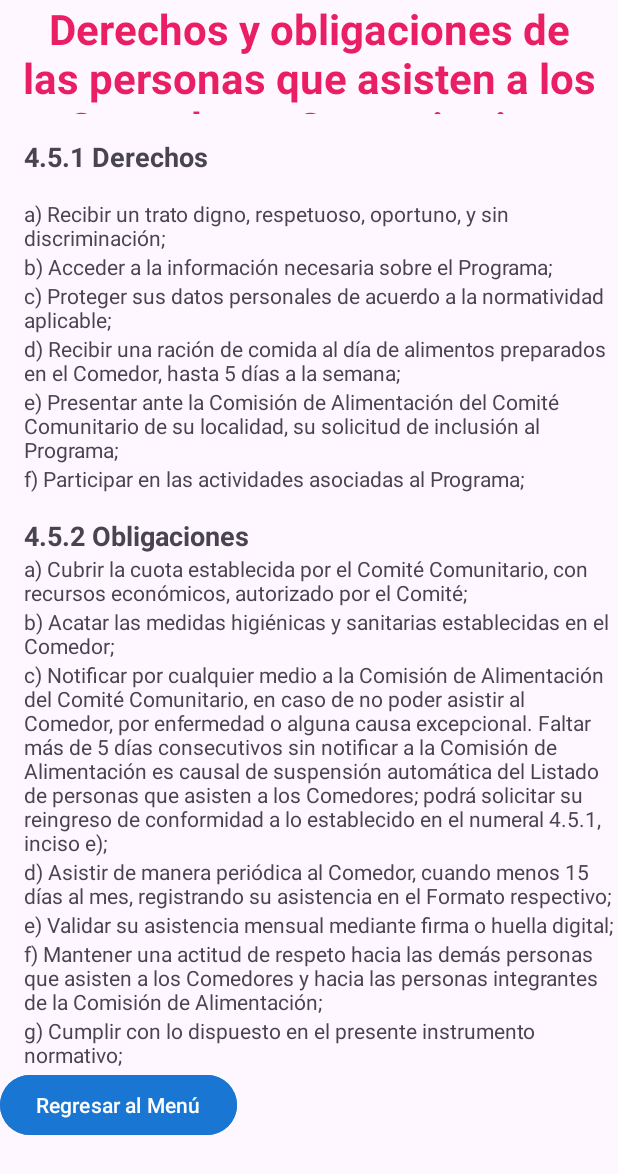
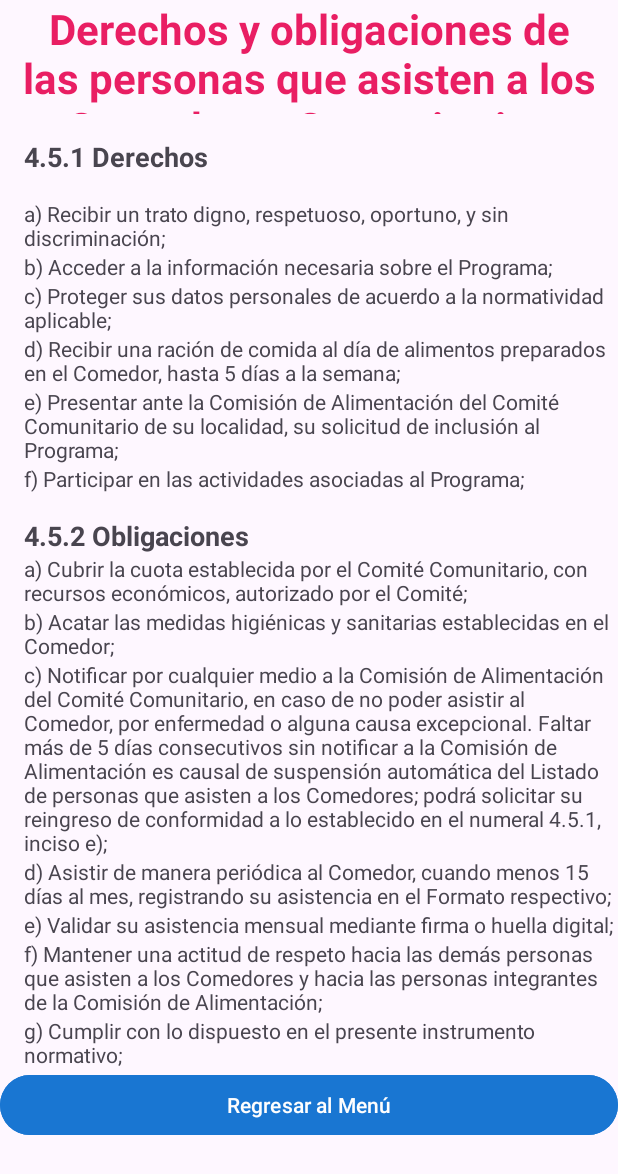
Before and after one commit to Ernesto-Juarez-Torres-A01754887/Dif-App-Cliente, an Android app: the derechos_y_obligaciones_comensal screen opened directly, with no data from a screen before it, on a phone screen of 412 x 824 dp. Shown: the top 1174 px of the screen. Run offline under Robolectric (Android 15) with nearby library versions, the phone set to English and light mode, and no system bars.

Commit message:
Add CODE

```diff
--- a/app/src/main/res/layout/activity_derechos_obligaciones.xml
+++ b/app/src/main/res/layout/activity_derechos_obligaciones.xml
@@ -125,17 +125,18 @@
                 android:layout_height="wrap_content"
                 android:layout_marginLeft="16dp"
                 android:text="g) Cumplir con lo dispuesto en el presente instrumento normativo;" />
+
             <Button
-                android:layout_width="wrap_content"
-                android:layout_height="wrap_content"
+                android:id="@+id/buttonRegresarMenu"
+                android:layout_width="match_parent"
+                android:layout_height="match_parent"
+                android:layout_marginBottom="16dp"
+                android:backgroundTint="#1976D2"
                 android:text="Regresar al Menú"
-                android:backgroundTint="#1976D2"
                 android:textColor="#fefefe"
                 app:layout_constraintBottom_toBottomOf="parent"
-                app:layout_constraintStart_toStartOf="parent"
                 app:layout_constraintEnd_toEndOf="parent"
-                android:layout_marginBottom="16dp"
-                android:id="@+id/buttonRegresarMenu" />
+                app:layout_constraintStart_toStartOf="parent" />
 
         </LinearLayout>
     </ScrollView>
--- a/app/src/main/res/values-night/themes.xml
+++ b/app/src/main/res/values-night/themes.xml
@@ -1,6 +1,6 @@
 <resources xmlns:tools="http://schemas.android.com/tools">
     <!-- Base application theme. -->
-    <style name="Base.Theme.DIFBUENO" parent="Theme.Material3.DayNight.NoActionBar">
+    <style name="Base.Theme.DIFBUENO" parent="Theme.Material3.Light.NoActionBar">
         <!-- Customize your dark theme here. -->
         <!-- <item name="colorPrimary">@color/my_dark_primary</item> -->
     </style>
--- a/app/src/main/res/values/themes.xml
+++ b/app/src/main/res/values/themes.xml
@@ -1,9 +1,10 @@
 <resources xmlns:tools="http://schemas.android.com/tools">
     <!-- Base application theme. -->
-    <style name="Base.Theme.DIFBUENO" parent="Theme.Material3.DayNight.NoActionBar">
+    <style name="Base.Theme.DIFBUENO" parent="Theme.Material3.Light.NoActionBar">
         <!-- Customize your light theme here. -->
         <!-- <item name="colorPrimary">@color/my_light_primary</item> -->
     </style>
 
     <style name="Theme.DIFBUENO" parent="Base.Theme.DIFBUENO" />
+
 </resources>
```
